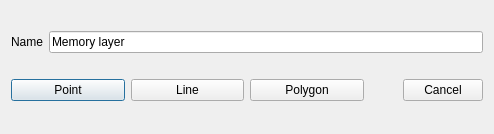
First picture: the form in ui_newmemorylayer.ui, repository borysiasty/NewMemoryLayer, before the edit.
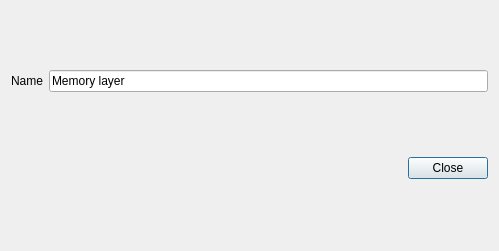
Second picture: the form after the edit.

Commit message: feat(ui): refactor to support more type

Patch:
```diff
--- a/ui_newmemorylayer.ui
+++ b/ui_newmemorylayer.ui
@@ -6,8 +6,8 @@
    <rect>
     <x>0</x>
     <y>0</y>
-    <width>494</width>
-    <height>134</height>
+    <width>499</width>
+    <height>251</height>
    </rect>
   </property>
   <property name="windowTitle">
@@ -36,45 +36,7 @@
     </layout>
    </item>
    <item>
-    <layout class="QHBoxLayout" name="horizontalLayout">
-     <item>
-      <widget class="QPushButton" name="butPoint">
-       <property name="sizePolicy">
-        <sizepolicy hsizetype="Expanding" vsizetype="Fixed">
-         <horstretch>0</horstretch>
-         <verstretch>0</verstretch>
-        </sizepolicy>
-       </property>
-       <property name="text">
-        <string>Point</string>
-       </property>
-      </widget>
-     </item>
-     <item>
-      <widget class="QPushButton" name="butLine">
-       <property name="sizePolicy">
-        <sizepolicy hsizetype="Expanding" vsizetype="Fixed">
-         <horstretch>0</horstretch>
-         <verstretch>0</verstretch>
-        </sizepolicy>
-       </property>
-       <property name="text">
-        <string>Line</string>
-       </property>
-      </widget>
-     </item>
-     <item>
-      <widget class="QPushButton" name="butPoly">
-       <property name="sizePolicy">
-        <sizepolicy hsizetype="Expanding" vsizetype="Fixed">
-         <horstretch>0</horstretch>
-         <verstretch>0</verstretch>
-        </sizepolicy>
-       </property>
-       <property name="text">
-        <string>Polygon</string>
-       </property>
-      </widget>
+    <layout class="QGridLayout" name="lyt_geometry_types"/>
      </item>
      <item>
       <widget class="QDialogButtonBox" name="buttonBox">
@@ -82,11 +44,9 @@
         <enum>Qt::Horizontal</enum>
        </property>
        <property name="standardButtons">
-        <set>QDialogButtonBox::Cancel</set>
-       </property>
-      </widget>
-     </item>
-    </layout>
+      <set>QDialogButtonBox::Close</set>
+     </property>
+    </widget>
    </item>
   </layout>
  </widget>
```
Left out of the diff: 4 changed lines with no effect on the pictures. Lines whose indentation alone changed are shown as unchanged. The commit also changes 2 other files.
